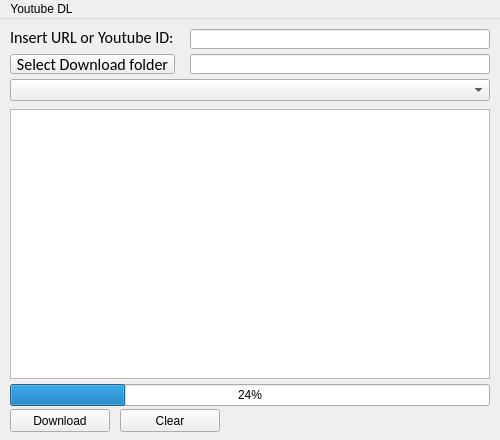
This is main.ui in Phaugt/yt_dl as Qt 5 draws it before an edit. The edited form follows.
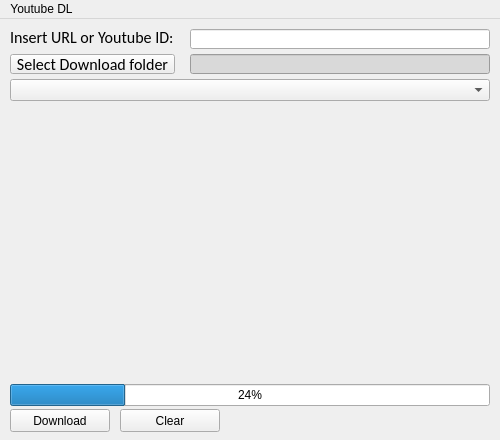
This is the edited form.

Diff of the .ui file:
```diff
--- a/main.ui
+++ b/main.ui
@@ -101,6 +101,11 @@
       <pointsize>10</pointsize>
      </font>
     </property>
+    <property name="styleSheet">
+     <string notr="true">border-color: rgb(190, 190, 190);
+background-color: rgb(217, 217, 217);
+alternate-background-color: rgb(217, 217, 217);</string>
+    </property>
     <property name="readOnly">
      <bool>true</bool>
     </property>
@@ -160,7 +165,7 @@
      <string>Clear</string>
     </property>
    </widget>
-   <widget class="QGraphicsView" name="Thumb">
+   <widget class="QLabel" name="thumb">
     <property name="geometry">
      <rect>
       <x>10</x>
@@ -169,6 +174,15 @@
       <height>270</height>
      </rect>
     </property>
+    <property name="maximumSize">
+     <size>
+      <width>480</width>
+      <height>270</height>
+     </size>
+    </property>
+    <property name="text">
+     <string/>
+    </property>
    </widget>
   </widget>
   <widget class="QMenuBar" name="menubar">
```
